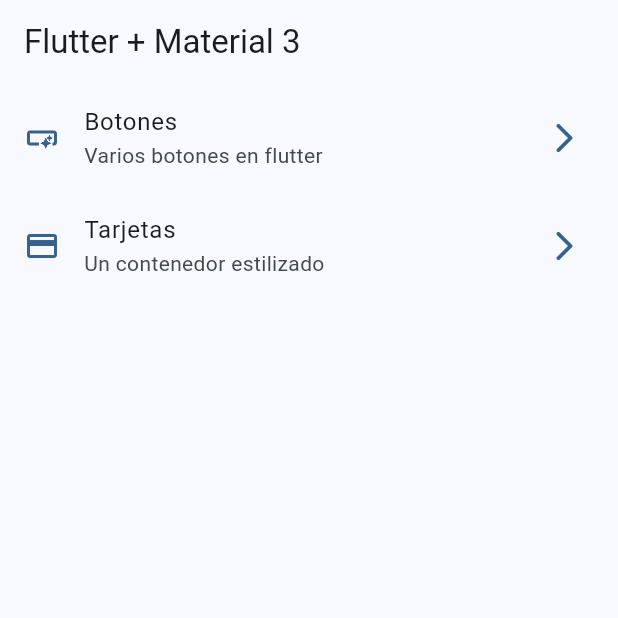
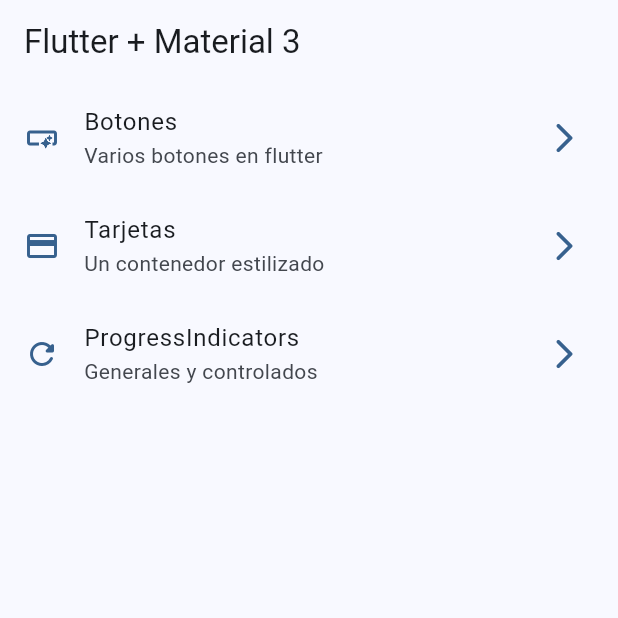
Before and after one commit to fisico-alienado/widgets-app-flutter, a Flutter app: the screen it shows after launch, on a phone screen of 412 x 824 dp, the top half of it. Run offline on Flutter 3.47's test engine with Material 2 defaults, Android fonts, the phone set to English and light mode, and no system bars; our stand-ins replace go_router.

Commit message:
Inicio de los Progress Indicators

```diff
--- a/lib/config/menu/menu_items.dart
+++ b/lib/config/menu/menu_items.dart
@@ -29,4 +29,10 @@
     link: '/cards',
     icon: Icons.credit_card
   ),
+  MenuItem(
+    title: 'ProgressIndicators',
+    subTitle: 'Generales y controlados',
+    link: '/progress',
+    icon: Icons.refresh_rounded
+  ),
 ];
--- a/lib/config/router/app_router.dart
+++ b/lib/config/router/app_router.dart
@@ -22,5 +22,10 @@
       name: CardsScreen.name,
       builder: (context, state) => const CardsScreen(),
     ),
+    GoRoute(
+      path: '/progress',
+      name: ProgressScreen.name,
+      builder: (context, state) => const ProgressScreen(),
+    ),
   ],
 );
```
Also changed, not shown: lib/presentation/screens/progress/progress_screen.dart (+37 -1 lines), 1 other file.
